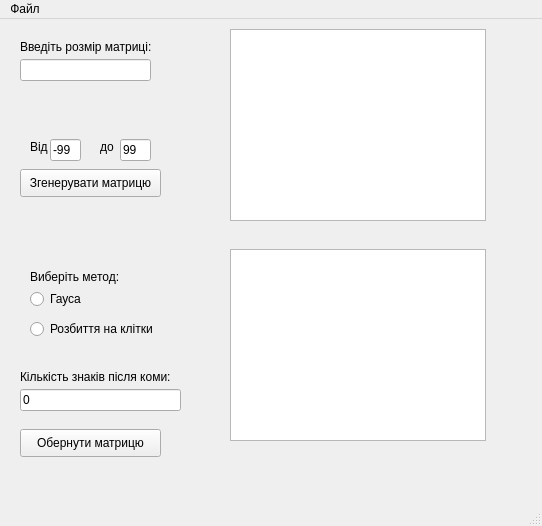
Before: the Qt Designer form Inversion_Matrix/mainwindow.ui in x-FIREFOUR-x/GUI_inversionMatrix, drawn with Qt 5.
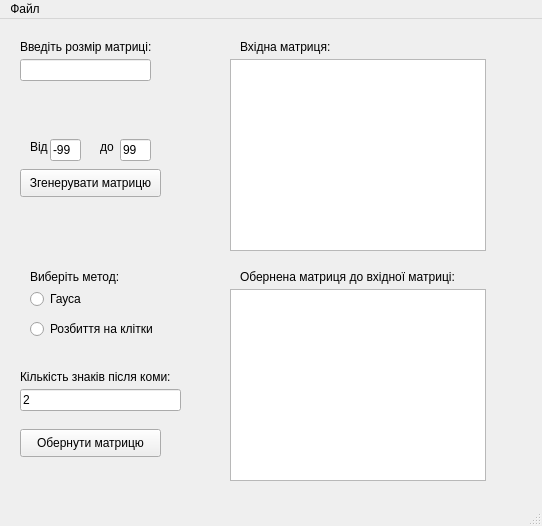
After: the same form once the commit is applied.

```diff
--- a/Inversion_Matrix/mainwindow.ui
+++ b/Inversion_Matrix/mainwindow.ui
@@ -117,7 +117,7 @@
     <property name="geometry">
      <rect>
       <x>230</x>
-      <y>10</y>
+      <y>40</y>
       <width>256</width>
       <height>192</height>
      </rect>
@@ -133,7 +133,7 @@
     <property name="geometry">
      <rect>
       <x>230</x>
-      <y>230</y>
+      <y>270</y>
       <width>256</width>
       <height>192</height>
      </rect>
@@ -220,7 +220,7 @@
      </rect>
     </property>
     <property name="text">
-     <string>0</string>
+     <string>2</string>
     </property>
    </widget>
    <widget class="QLabel" name="label_5">
@@ -236,6 +236,32 @@
      <string>Кількість знаків після коми:</string>
     </property>
    </widget>
+   <widget class="QLabel" name="label_6">
+    <property name="geometry">
+     <rect>
+      <x>240</x>
+      <y>20</y>
+      <width>101</width>
+      <height>16</height>
+     </rect>
+    </property>
+    <property name="text">
+     <string>Вхідна матриця:</string>
+    </property>
+   </widget>
+   <widget class="QLabel" name="label_7">
+    <property name="geometry">
+     <rect>
+      <x>240</x>
+      <y>250</y>
+      <width>231</width>
+      <height>16</height>
+     </rect>
+    </property>
+    <property name="text">
+     <string>Обернена матриця до вхідної матриці:</string>
+    </property>
+   </widget>
   </widget>
   <widget class="QMenuBar" name="menubar">
    <property name="geometry">
```
